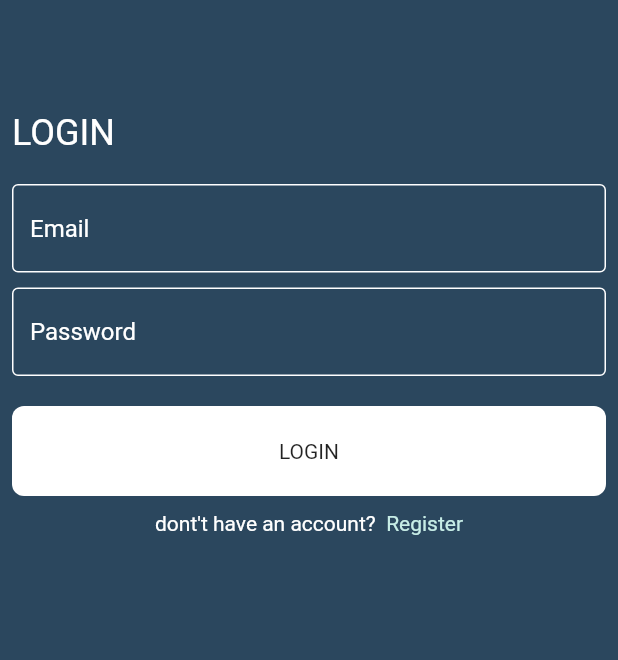
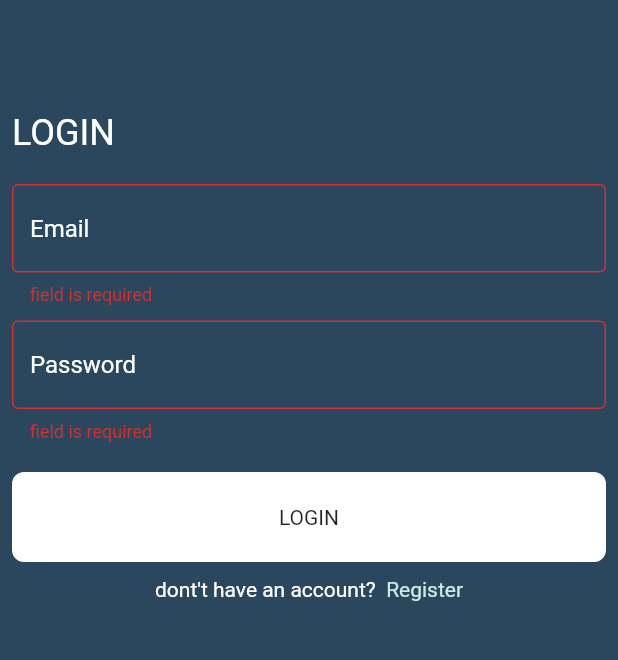
Before and after one commit to Ahmed-Alshobaki/Appchat-firebase, a Flutter app: the screen it shows after launch, after a tap on "LOGIN", on a phone screen of 412 x 824 dp, the part 347-1007 px from its top. Run offline on Flutter 3.47's test engine with Material 2 defaults, Android fonts, the phone set to English and light mode, and no system bars; drawn by our look-alikes of modal_progress_hud_nsn; our stand-ins replace firebase_auth, firebase_core; missing offline and left inert: dart:ffi; accounts and stored records are empty.

Commit message:
update-login-singup

```diff
--- a/lib/main.dart
+++ b/lib/main.dart
@@ -1,4 +1,5 @@
 
+import 'package:chat/pages/chat_page.dart';
 import 'package:chat/pages/login_page.dart';
 import 'package:chat/pages/resgister_page.dart';
 import 'package:firebase_core/firebase_core.dart';
@@ -24,7 +25,7 @@ class ScholarChat extends StatelessWidget {
       routes: {
        LoginPage.id: (context) => LoginPage(),
         RegisterPage.id: (context) => RegisterPage(),
-       // ChatPage.id : (context) => ChatPage()
+        ChatPage.id: (context) => ChatPage()
       },
       initialRoute: LoginPage.id,
     );
--- a/lib/pages/login_page.dart
+++ b/lib/pages/login_page.dart
@@ -5,7 +5,7 @@ import 'package:chat/pages/resgister_page.dart';
 import 'package:firebase_auth/firebase_auth.dart';
 
 import 'package:flutter/material.dart';
-
+import 'package:modal_progress_hud_nsn/modal_progress_hud_nsn.dart';
 import '../constants.dart';
 import '../widgets/custom_button.dart';
 import '../widgets/custom_text_field.dart';
@@ -31,7 +31,9 @@ class _LoginPageState extends State<LoginPage> {
   Widget build(BuildContext context) {
     return Scaffold(
         backgroundColor: kPrimaryColor,
-        body: Padding(
+        body: ModalProgressHUD(
+          inAsyncCall: isLoading,
+          child: Padding(
             padding: const EdgeInsets.symmetric(horizontal: 8),
             child: Form(
               key: formKey,
@@ -96,17 +98,31 @@ class _LoginPageState extends State<LoginPage> {
                   ),
                   CustomButon(
                     onTap: ()async{
+                    if(formKey.currentState!.validate()){
                       try {
+                        isLoading = true;
+                        setState(() {
+
+                        });
                         final credential = await FirebaseAuth.instance.signInWithEmailAndPassword(
                           email: email!,
                           password: password!,
                         );
+                        Navigator.pushNamed(context, ChatPage.id);
                       } on FirebaseAuthException catch (e) {
+                        ScaffoldMessenger.of(context).showSnackBar(SnackBar(content: Text(""
+                            "there was an error , please try agian")));
                         if (e.code == 'user-not-found') {
                           print('No user found for that email.');
                         } else if (e.code == 'wrong-password') {
-                        print('Wrong password provided for that user.');
+
                         }
+                      }
+
+                      isLoading = false;
+                      setState(() {
+
+                      });
                     }
                     },
                     text: 'LOGIN',
@@ -140,6 +156,7 @@ class _LoginPageState extends State<LoginPage> {
               ),
             ),
           ),
+        ),
       );
 
   }
--- a/lib/pages/resgister_page.dart
+++ b/lib/pages/resgister_page.dart
@@ -1,4 +1,5 @@
 
+import 'package:chat/pages/login_page.dart';
 import 'package:firebase_auth/firebase_auth.dart';
 import 'package:flutter/material.dart';
 
@@ -83,6 +84,7 @@ class _RegisterPageState extends State<RegisterPage> {
                   height: 10,
                 ),
                 CustomFormTextField(
+
                   onChanged: (data) {
                     password = data;
                   },
@@ -93,11 +95,13 @@ class _RegisterPageState extends State<RegisterPage> {
                 ),
                 CustomButon(
                 onTap: ()async{
+                 if(formKey.currentState!.validate()){
                    try {
                      final credential = await FirebaseAuth.instance.createUserWithEmailAndPassword(
                        email: email!,
                        password: password!,
                      );
+                     Navigator.pushNamed(context, LoginPage.id);
                    } on FirebaseAuthException catch (e) {
                      if (e.code == 'weak-password') {
                        print('The password provided is too weak.');
@@ -106,6 +110,7 @@ class _RegisterPageState extends State<RegisterPage> {
                      }
                    } catch (e) {
                      print(e);
+                   }
                  }
                 },
 
--- /dev/null
+++ b/lib/test.dart
@@ -0,0 +1 @@
+import 'package:flutter/material.dart';
--- a/pubspec.yaml
+++ b/pubspec.yaml
@@ -40,6 +40,7 @@ dependencies:
   flutter_local_notifications: ^15.1.1
   cloud_firestore: ^4.9.1
   firebase_auth: ^4.9.0
+  modal_progress_hud_nsn: ^0.4.0
 
 dev_dependencies:
   flutter_test:
```
Also changed, not shown: lib/pages/chat_page.dart (+15 -0 lines), pubspec.lock. Lines whose indentation alone changed are shown as unchanged.
